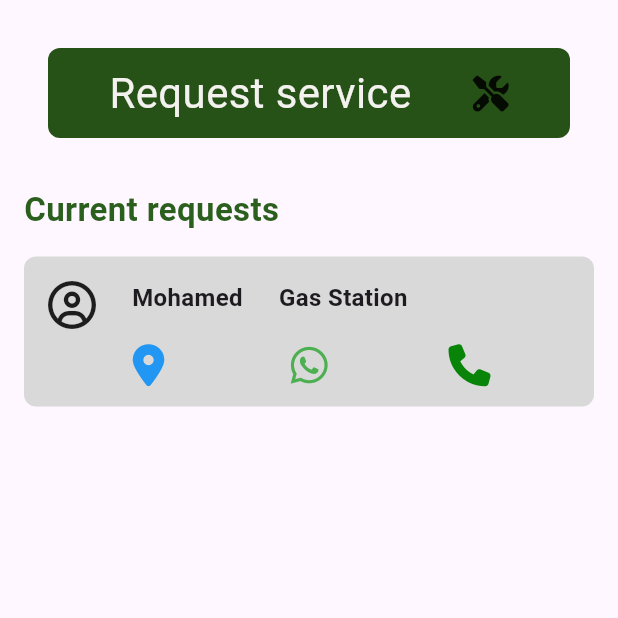
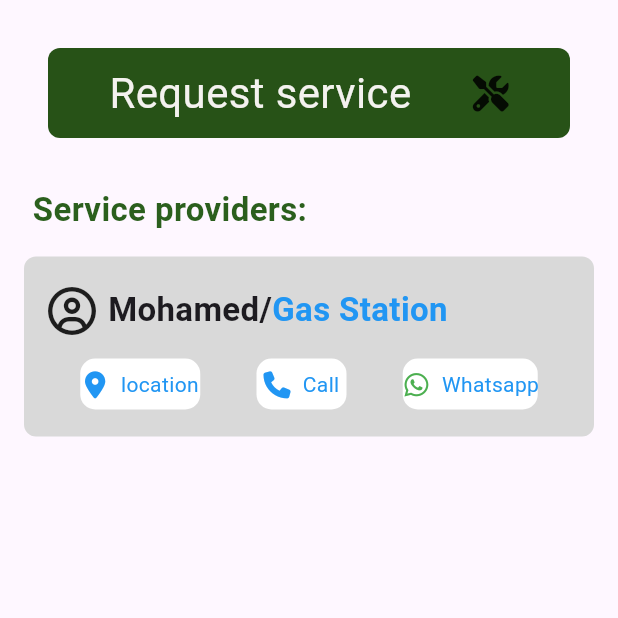
Before and after one commit to MohamedMagdy2810/Roadside-assitance, a Flutter app: the homeViewBody screen opened directly, on a phone screen of 412 x 824 dp, the top half of it. Run offline on Flutter 3.47's test engine with Material 3 defaults, Android fonts, the light colour scheme and no system bars; our stand-ins replace font_awesome_flutter, shared_preferences; accounts and stored records are empty.

Commit message:
edit service provider Container

```diff
--- a/lib/widgets/custom_request_service_card.dart
+++ b/lib/widgets/custom_request_service_card.dart
@@ -4,9 +4,7 @@ import 'package:roadside_assitance/models/_model.dart';
 import 'package:url_launcher/url_launcher.dart';
 
 class customRequestWidget extends StatelessWidget {
-   customRequestWidget(this.responseModel
-
-  );
+  customRequestWidget(this.responseModel);
   final response_model responseModel;
 
   @override
@@ -14,55 +12,124 @@ class customRequestWidget extends StatelessWidget {
     return Padding(
       padding: const EdgeInsets.symmetric(horizontal: 16.0, vertical: 16),
       child: Container(
-        height: 100,
+        height: 120,
         width: double.infinity,
         decoration: BoxDecoration(
             borderRadius: BorderRadius.circular(8),
             color: const Color(0xffD9D9D9)),
         child: Padding(
-          padding: const EdgeInsets.only(top: 16.0),
+          padding: const EdgeInsets.only(top: 12.0),
           child: Column(
             children: [
+              SizedBox(height: 8,),
               Row(
                 crossAxisAlignment: CrossAxisAlignment.start,
                 children: [
                   const SizedBox(
                     width: 16,
                   ),
-                Icon(
+                  const Icon(
                     FontAwesomeIcons.circleUser,
                     size: 32,
                   ),
                   const SizedBox(
-                    width: 24,
+                    width: 8,
                   ),
-
                   Text(
                     responseModel.name,
-                      style: TextStyle(fontWeight: FontWeight.bold, fontSize: 16),
+                    style: const TextStyle(
+                        fontWeight: FontWeight.bold, fontSize: 22),
                   ),
-                    const SizedBox(
-                    width: 24,
+                  const Text(
+                    '/',
+                    style: TextStyle(fontWeight: FontWeight.bold, fontSize: 22),
                   ),
                   Text(
                     responseModel.servicType,
-                      style: TextStyle(fontWeight: FontWeight.bold, fontSize: 16),
+                    style: const TextStyle(
+                        fontWeight: FontWeight.bold,
+                        fontSize: 22,
+                        color: Colors.blue),
                   ),
-
                   const SizedBox(
                     width: 32,
                   ),
-
                 ],
               ),
+              SizedBox(height: 16,),
               Row(
                 mainAxisAlignment: MainAxisAlignment.spaceEvenly,
                 children: [
-                  IconButton(onPressed: (){}, icon: Icon(FontAwesomeIcons.locationDot,color: Colors.blue,size: 28,)),
-                  IconButton(onPressed: (){
-                    _launchWhatsApp();
-                  }, icon: Icon(FontAwesomeIcons.whatsapp,color: Colors.green,size: 28,)),
-                  IconButton(onPressed: (){}, icon: Icon(FontAwesomeIcons.phone,color: Color(0xff088408),size: 28,)),
+                  Container(
+                    width: 80,
+                    height: 34,
+                    decoration: BoxDecoration(
+                        // border: Border.all(color: Colors.black.withOpacity(.2)),
+                        borderRadius: BorderRadius.circular(10),
+                        color: Colors.white),
+                    child:const Row(
+                      mainAxisAlignment: MainAxisAlignment.center,
+                      children: [
+                        Icon(
+                          FontAwesomeIcons.locationDot,
+                          color: Colors.blue,
+                          size: 18,
+                        ),
+                        SizedBox(width: 8,),
+                        Text(
+                          'location',
+                          style: TextStyle(color: Colors.blue),
+                        )
+                      ],
+                    ),
+                  ),
+                   Container(
+                    width: 60,
+                    height: 34,
+                    decoration: BoxDecoration(
+                        // border: Border.all(color: Colors.black.withOpacity(.2)),
+                        borderRadius: BorderRadius.circular(10),
+                        color: Colors.white),
+                    child:const Row(
+                      mainAxisAlignment: MainAxisAlignment.center,
+                      children: [
+                        Icon(
+                          FontAwesomeIcons.phone,
+                          color: Colors.blue,
+                          size: 18,
+                        ),
+                        SizedBox(width: 8,),
+                        Text(
+                          'Call',
+                          style: TextStyle(color:Colors.blue),
+                        )
+                      ],
+                    ),
+                  ),
+              Container(
+                    width: 90,
+                    height: 34,
+                    decoration: BoxDecoration(
+                        // border: Border.all(color: Colors.black.withOpacity(.2)),
+                        borderRadius: BorderRadius.circular(10),
+                        color: Colors.white),
+                    child:const Row(
+                      mainAxisAlignment: MainAxisAlignment.center,
+                      children: [
+                        Icon(
+                          FontAwesomeIcons.whatsapp,
+                          color: Colors.green,
+                          size: 18,
+                        ),
+                        SizedBox(width: 8,),
+                        Text(
+                          'Whatsapp',
+                          style: TextStyle(color: Colors.blue),
+                        )
+                      ],
+                    ),
+                  ),
+
                 ],
               )
             ],
@@ -72,9 +139,11 @@ class customRequestWidget extends StatelessWidget {
     );
   }
 }
+
 void _launchWhatsApp() async {
   // Change the number to the desired WhatsApp number
-  var whatsappUrl = "whatsapp://send?phone=20+01067180305"; // Replace +123456789 with the desired WhatsApp number
+  var whatsappUrl =
+      "whatsapp://send?phone=20+01067180305"; // Replace +123456789 with the desired WhatsApp number
 
   if (await canLaunchUrl(Uri.parse(whatsappUrl))) {
     await launchUrl(Uri.parse(whatsappUrl));
@@ -82,3 +151,80 @@ void _launchWhatsApp() async {
     throw 'Could not launch $whatsappUrl';
   }
 }
+
+void _makePhoneCall() async {
+  // Change the number to the desired phone number
+  var phoneNumber =
+      "01067180305"; // Replace +123456789 with the desired phone number
+
+  var phoneUrl = "tel:$phoneNumber";
+
+  if (await canLaunchUrl(Uri.parse(phoneUrl))) {
+    await launchUrl(Uri.parse(phoneUrl));
+  } else {
+    throw 'Could not launch $phoneUrl';
+  }
+}
+//  Padding(
+//                 padding: const EdgeInsets.only(top: 8.0),
+//                 child: Row(
+//                   mainAxisAlignment: MainAxisAlignment.spaceEvenly,
+//                   children: [
+//                     Container(
+//                       width: 38,
+//                       height: 38,
+//                       decoration: BoxDecoration(
+//                         border: Border.all(color: Colors.black),
+//                         borderRadius: BorderRadius.circular(10),
+//                         color: Colors.white
+
+//                       ),
+//                       child: IconButton(
+//                           onPressed: () {},
+//                           icon:const Icon(
+//                             FontAwesomeIcons.locationDot,
+//                             color: Colors.blue,
+//                             size: 24,
+//                           )),
+//                     ),
+//                     Container(
+//                       width: 40,
+//                       height: 40,
+//                        decoration: BoxDecoration(
+//                         border: Border.all(color: Colors.black),
+//                         borderRadius: BorderRadius.circular(10),
+//                         color: Colors.white
+
+//                       ),
+//                       child: IconButton(
+//                           onPressed: () {
+//                             _launchWhatsApp();
+//                           },
+//                           icon: const Icon(
+//                             FontAwesomeIcons.whatsapp,
+//                             color: Colors.green,
+//                             size: 26,
+//                           )),
+//                     ),
+//                     Container(
+//                       width: 38,
+//                       height: 38,
+//                        decoration: BoxDecoration(
+//                         border: Border.all(color: Colors.black),
+//                         borderRadius: BorderRadius.circular(10),
+//                         color: Colors.white
+
+//                       ),
+//                       child: IconButton(
+//                           onPressed: () {
+//                             _makePhoneCall();
+//                           },
+//                           icon:const Icon(
+//                             FontAwesomeIcons.phone,
+//                             color: Color(0xff088408),
+//                             size: 24,
+//                           )),
+//                     ),
+//                   ],
+//                 ),
+//               )
--- a/lib/widgets/home_view_body.dart
+++ b/lib/widgets/home_view_body.dart
@@ -45,7 +45,7 @@ class homeViewBody extends StatelessWidget {
          const Padding(
             padding:  EdgeInsets.only(left:16.0),
             child: Text(
-              'Current requests',
+              ' Service providers:',
               style: TextStyle(
                   color: lightGreen,
                   fontSize: 22,
```
Lines whose indentation alone changed are shown as unchanged.
